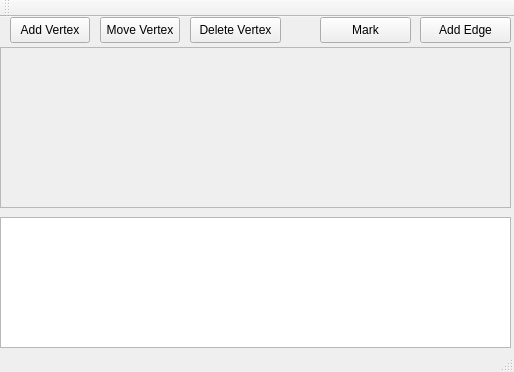
Before: the Qt Designer form cpp2013/GraphVizion/mainwindow.ui in Daiver/scripts, drawn with Qt 5.
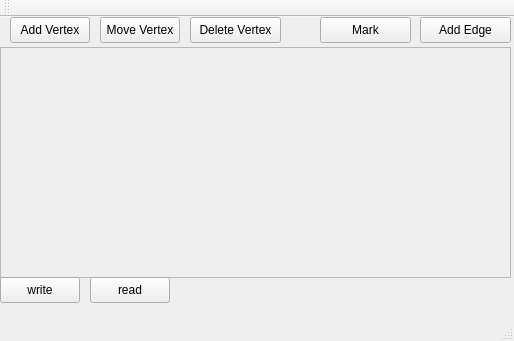
After: the same form once the commit is applied.

The edit to the form file:
```diff
--- a/cpp2013/GraphVizion/mainwindow.ui
+++ b/cpp2013/GraphVizion/mainwindow.ui
@@ -7,7 +7,7 @@
     <x>0</x>
     <y>0</y>
     <width>514</width>
-    <height>372</height>
+    <height>341</height>
    </rect>
   </property>
   <property name="windowTitle">
@@ -20,7 +20,7 @@
       <x>0</x>
       <y>30</y>
       <width>511</width>
-      <height>161</height>
+      <height>231</height>
      </rect>
     </property>
     <property name="widgetResizable">
@@ -32,21 +32,11 @@
        <x>0</x>
        <y>0</y>
        <width>507</width>
-       <height>157</height>
+       <height>227</height>
       </rect>
      </property>
     </widget>
    </widget>
-   <widget class="QTextEdit" name="textEdit">
-    <property name="geometry">
-     <rect>
-      <x>0</x>
-      <y>200</y>
-      <width>511</width>
-      <height>131</height>
-     </rect>
-    </property>
-   </widget>
    <widget class="QPushButton" name="pushButton_2">
     <property name="geometry">
      <rect>
@@ -112,6 +102,32 @@
      <string>Mark</string>
     </property>
    </widget>
+   <widget class="QPushButton" name="pushButton">
+    <property name="geometry">
+     <rect>
+      <x>0</x>
+      <y>260</y>
+      <width>80</width>
+      <height>26</height>
+     </rect>
+    </property>
+    <property name="text">
+     <string>write</string>
+    </property>
+   </widget>
+   <widget class="QPushButton" name="pushButton_7">
+    <property name="geometry">
+     <rect>
+      <x>90</x>
+      <y>260</y>
+      <width>80</width>
+      <height>26</height>
+     </rect>
+    </property>
+    <property name="text">
+     <string>read</string>
+    </property>
+   </widget>
   </widget>
   <widget class="QMenuBar" name="menuBar">
    <property name="geometry">
```
